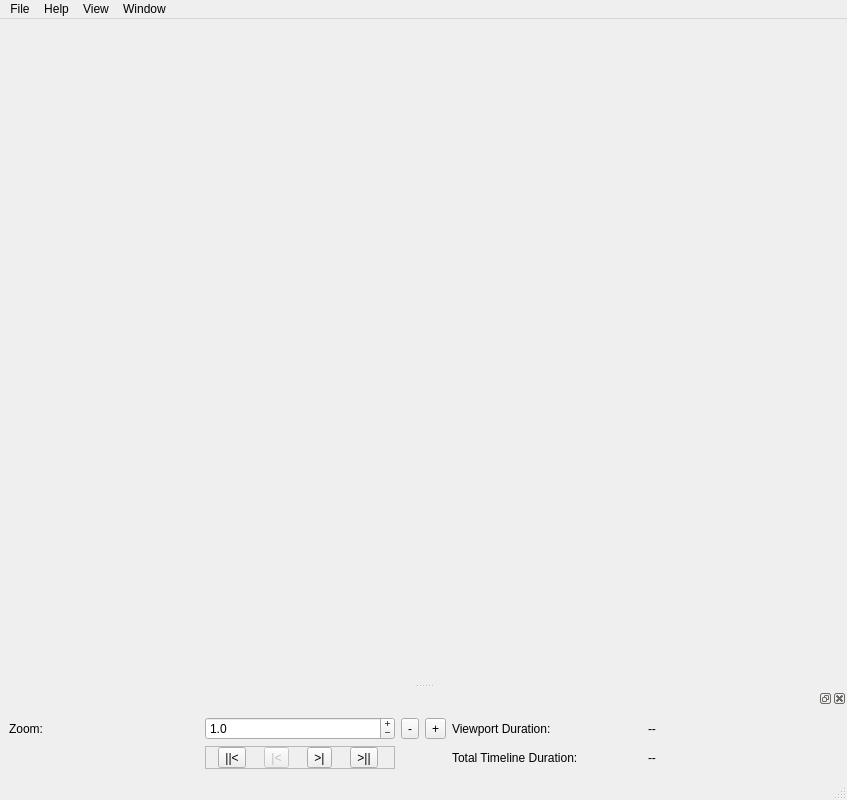
Before: the Qt Designer form GUI/MainWindow/MainWindow.ui in BrendonWatsonLab/PhoPyQtTimelinePlotter, drawn with Qt 5.
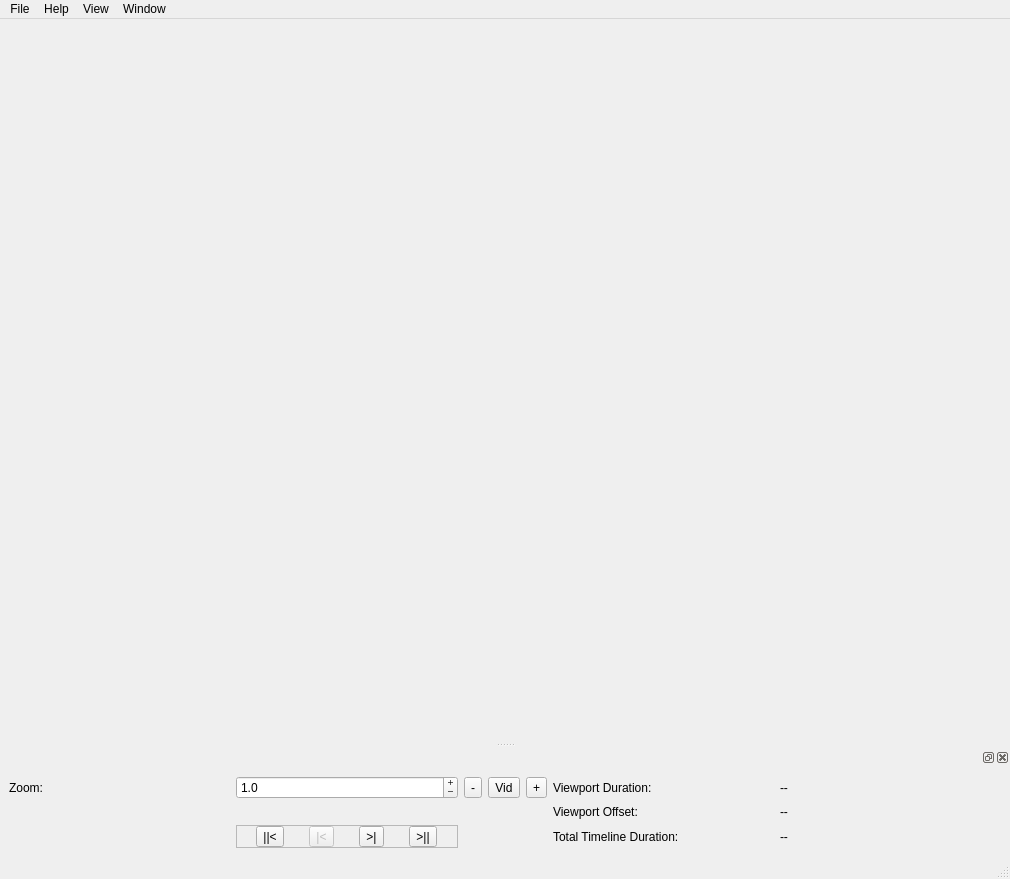
After: the same form once the commit is applied.

Commit message: Zoom to current video basically working except for scrollbar "page size" offset

What changed in the file:
```diff
--- a/GUI/MainWindow/MainWindow.ui
+++ b/GUI/MainWindow/MainWindow.ui
@@ -9,8 +9,8 @@
    <rect>
     <x>0</x>
     <y>0</y>
-    <width>847</width>
-    <height>800</height>
+    <width>1010</width>
+    <height>879</height>
    </rect>
   </property>
   <property name="minimumSize">
@@ -40,7 +40,7 @@
     <rect>
      <x>0</x>
      <y>0</y>
-     <width>847</width>
+     <width>1010</width>
      <height>21</height>
     </rect>
    </property>
@@ -96,6 +96,34 @@
     <layout class="QHBoxLayout" name="horizontalLayout_2">
      <item>
       <layout class="QGridLayout" name="gridLayout">
+       <item row="2" column="6">
+        <widget class="QLabel" name="lblActiveTotalTimelineDuration">
+         <property name="text">
+          <string>--</string>
+         </property>
+        </widget>
+       </item>
+       <item row="1" column="5">
+        <widget class="QLabel" name="label_4">
+         <property name="text">
+          <string>Viewport Offset:</string>
+         </property>
+        </widget>
+       </item>
+       <item row="1" column="6">
+        <widget class="QLabel" name="lblActiveViewportOffsetAbsolute">
+         <property name="text">
+          <string>--</string>
+         </property>
+        </widget>
+       </item>
+       <item row="2" column="5">
+        <widget class="QLabel" name="label_3">
+         <property name="text">
+          <string>Total Timeline Duration:</string>
+         </property>
+        </widget>
+       </item>
        <item row="0" column="2">
         <widget class="QToolButton" name="toolButton_ZoomOut">
          <property name="toolTip">
@@ -106,41 +134,6 @@
          </property>
         </widget>
        </item>
-       <item row="0" column="5">
-        <widget class="QLabel" name="lblActiveViewportDuration">
-         <property name="text">
-          <string>--</string>
-         </property>
-        </widget>
-       </item>
-       <item row="0" column="4">
-        <widget class="QLabel" name="label_2">
-         <property name="text">
-          <string>Viewport Duration:</string>
-         </property>
-        </widget>
-       </item>
-       <item row="0" column="0">
-        <widget class="QLabel" name="label">
-         <property name="text">
-          <string>Zoom:</string>
-         </property>
-        </widget>
-       </item>
-       <item row="1" column="5">
-        <widget class="QLabel" name="lblActiveTotalTimelineDuration">
-         <property name="text">
-          <string>--</string>
-         </property>
-        </widget>
-       </item>
-       <item row="1" column="4">
-        <widget class="QLabel" name="label_3">
-         <property name="text">
-          <string>Total Timeline Duration:</string>
-         </property>
-        </widget>
-       </item>
        <item row="0" column="1">
         <widget class="QDoubleSpinBox" name="doubleSpinBox_currentZoom">
          <property name="buttonSymbols">
@@ -164,16 +157,30 @@
         </widget>
        </item>
        <item row="0" column="3">
-        <widget class="QToolButton" name="toolButton_ZoomIn">
-         <property name="toolTip">
-          <string>Zoom In</string>
+        <widget class="QToolButton" name="toolButton_CurrentVideo">
+         <property name="text">
+          <string>Vid</string>
          </property>
+         <property name="checkable">
+          <bool>true</bool>
+         </property>
+        </widget>
+       </item>
+       <item row="0" column="6">
+        <widget class="QLabel" name="lblActiveViewportDuration">
          <property name="text">
-          <string>+</string>
+          <string>--</string>
          </property>
         </widget>
        </item>
-       <item row="1" column="1">
+       <item row="0" column="5">
+        <widget class="QLabel" name="label_2">
+         <property name="text">
+          <string>Viewport Duration:</string>
+         </property>
+        </widget>
+       </item>
+       <item row="2" column="1">
         <widget class="QFrame" name="frame">
          <property name="frameShape">
           <enum>QFrame::StyledPanel</enum>
@@ -255,6 +262,23 @@
          </layout>
         </widget>
        </item>
+       <item row="0" column="0">
+        <widget class="QLabel" name="label">
+         <property name="text">
+          <string>Zoom:</string>
+         </property>
+        </widget>
+       </item>
+       <item row="0" column="4">
+        <widget class="QToolButton" name="toolButton_ZoomIn">
+         <property name="toolTip">
+          <string>Zoom In</string>
+         </property>
+         <property name="text">
+          <string>+</string>
+         </property>
+        </widget>
+       </item>
       </layout>
      </item>
     </layout>
```
Left out of the diff: 9 changed lines with no effect on the pictures. The commit also changes 1 other file.
